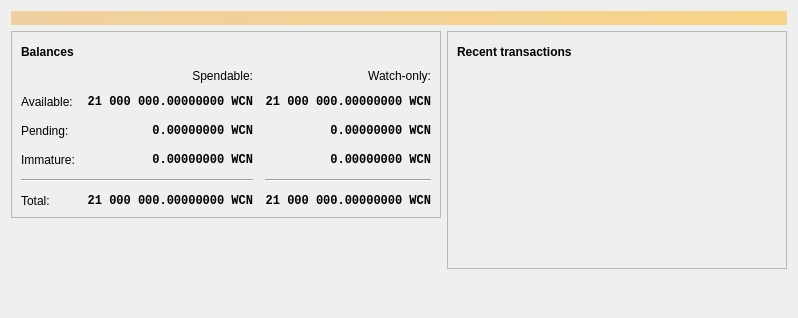
First picture: the form in src/qt/forms/overviewpage.ui, repository widecoin-project/widecoin, before the edit.
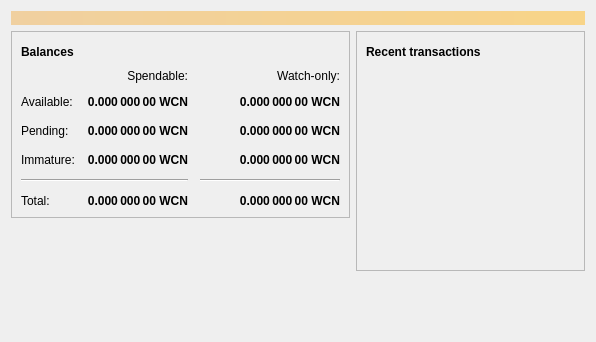
Second picture: the form after the edit. Icons and pictures are not drawn.

What changed in the file:
```diff
--- a/src/qt/forms/overviewpage.ui
+++ b/src/qt/forms/overviewpage.ui
@@ -6,8 +6,8 @@
    <rect>
     <x>0</x>
     <y>0</y>
-    <width>798</width>
-    <height>318</height>
+    <width>596</width>
+    <height>342</height>
    </rect>
   </property>
   <property name="windowTitle">
@@ -118,7 +118,6 @@
              <widget class="QLabel" name="labelWatchPending">
               <property name="font">
                <font>
-                <family>Monospace</family>
                 <weight>75</weight>
                 <bold>true</bold>
                </font>
@@ -130,7 +129,7 @@
                <string>Unconfirmed transactions to watch-only addresses</string>
               </property>
               <property name="text">
-               <string notr="true">0.00000000 WCN</string>
+               <string notr="true">0.000 000 00 WCN</string>
               </property>
               <property name="alignment">
                <set>Qt::AlignRight|Qt::AlignTrailing|Qt::AlignVCenter</set>
@@ -144,7 +143,6 @@
              <widget class="QLabel" name="labelUnconfirmed">
               <property name="font">
                <font>
-                <family>Monospace</family>
                 <weight>75</weight>
                 <bold>true</bold>
                </font>
@@ -156,7 +154,7 @@
                <string>Total of transactions that have yet to be confirmed, and do not yet count toward the spendable balance</string>
               </property>
               <property name="text">
-               <string notr="true">0.00000000 WCN</string>
+               <string notr="true">0.000 000 00 WCN</string>
               </property>
               <property name="alignment">
                <set>Qt::AlignRight|Qt::AlignTrailing|Qt::AlignVCenter</set>
@@ -170,7 +168,6 @@
              <widget class="QLabel" name="labelWatchImmature">
               <property name="font">
                <font>
-                <family>Monospace</family>
                 <weight>75</weight>
                 <bold>true</bold>
                </font>
@@ -182,7 +179,7 @@
                <string>Mined balance in watch-only addresses that has not yet matured</string>
               </property>
               <property name="text">
-               <string notr="true">0.00000000 WCN</string>
+               <string notr="true">0.000 000 00 WCN</string>
               </property>
               <property name="alignment">
                <set>Qt::AlignRight|Qt::AlignTrailing|Qt::AlignVCenter</set>
@@ -229,7 +226,6 @@
              <widget class="QLabel" name="labelImmature">
               <property name="font">
                <font>
-                <family>Monospace</family>
                 <weight>75</weight>
                 <bold>true</bold>
                </font>
@@ -241,7 +237,7 @@
                <string>Mined balance that has not yet matured</string>
               </property>
               <property name="text">
-               <string notr="true">0.00000000 WCN</string>
+               <string notr="true">0.000 000 00 WCN</string>
               </property>
               <property name="alignment">
                <set>Qt::AlignRight|Qt::AlignTrailing|Qt::AlignVCenter</set>
@@ -275,7 +271,6 @@
              <widget class="QLabel" name="labelTotal">
               <property name="font">
                <font>
-                <family>Monospace</family>
                 <weight>75</weight>
                 <bold>true</bold>
                </font>
@@ -287,7 +282,7 @@
                <string>Your current total balance</string>
               </property>
               <property name="text">
-               <string notr="true">21 000 000.00000000 WCN</string>
+               <string notr="true">0.000 000 00 WCN</string>
               </property>
               <property name="alignment">
                <set>Qt::AlignRight|Qt::AlignTrailing|Qt::AlignVCenter</set>
@@ -301,7 +296,6 @@
              <widget class="QLabel" name="labelWatchTotal">
               <property name="font">
                <font>
-                <family>Monospace</family>
                 <weight>75</weight>
                 <bold>true</bold>
                </font>
@@ -313,7 +307,7 @@
                <string>Current total balance in watch-only addresses</string>
               </property>
               <property name="text">
-               <string notr="true">21 000 000.00000000 WCN</string>
+               <string notr="true">0.000 000 00 WCN</string>
               </property>
               <property name="alignment">
                <set>Qt::AlignRight|Qt::AlignTrailing|Qt::AlignVCenter</set>
@@ -344,7 +338,6 @@
              <widget class="QLabel" name="labelBalance">
               <property name="font">
                <font>
-                <family>Monospace</family>
                 <weight>75</weight>
                 <bold>true</bold>
                </font>
@@ -356,7 +349,7 @@
                <string>Your current spendable balance</string>
               </property>
               <property name="text">
-               <string notr="true">21 000 000.00000000 WCN</string>
+               <string notr="true">0.000 000 00 WCN</string>
               </property>
               <property name="alignment">
                <set>Qt::AlignRight|Qt::AlignTrailing|Qt::AlignVCenter</set>
@@ -370,7 +363,6 @@
              <widget class="QLabel" name="labelWatchAvailable">
               <property name="font">
                <font>
-                <family>Monospace</family>
                 <weight>75</weight>
                 <bold>true</bold>
                </font>
@@ -382,7 +374,7 @@
                <string>Your current balance in watch-only addresses</string>
               </property>
               <property name="text">
-               <string notr="true">21 000 000.00000000 WCN</string>
+               <string notr="true">0.000 000 00 WCN</string>
               </property>
               <property name="alignment">
                <set>Qt::AlignRight|Qt::AlignTrailing|Qt::AlignVCenter</set>
```
